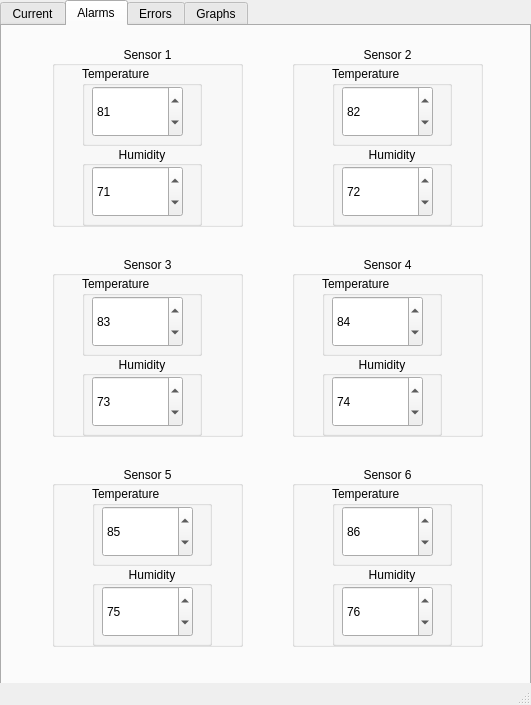
First picture: the form in Complex_UI.ui, repository mfruge9214/EID-temp-sensors-cloud-services, before the edit.
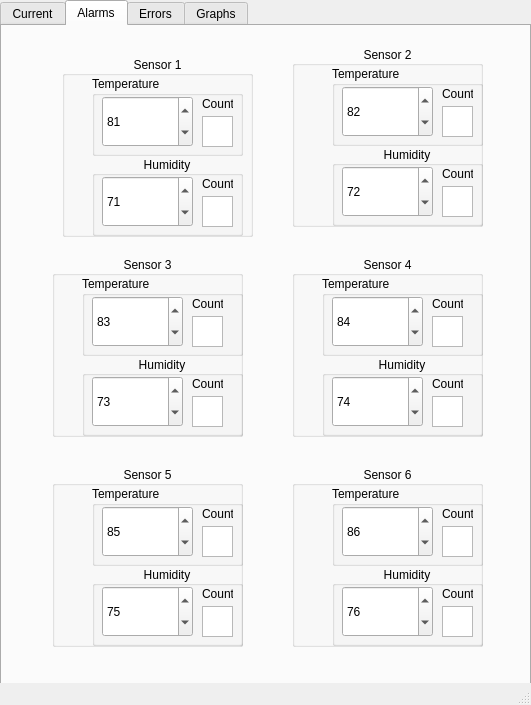
Second picture: the form after the edit. The open tabs and pages were chosen to show the change. Custom widgets are drawn as their Qt base class.

Commit message: - Added alarm and error output updating

```diff
--- a/Complex_UI.ui
+++ b/Complex_UI.ui
@@ -307,7 +307,7 @@
         <rect>
          <x>40</x>
          <y>20</y>
-         <width>120</width>
+         <width>151</width>
          <height>80</height>
         </rect>
        </property>
@@ -327,13 +327,36 @@
          <number>85</number>
         </property>
        </widget>
+       <widget class="QLabel" name="label_5">
+        <property name="geometry">
+         <rect>
+          <x>110</x>
+          <y>20</y>
+          <width>31</width>
+          <height>16</height>
+         </rect>
+        </property>
+        <property name="text">
+         <string>Count</string>
+        </property>
+       </widget>
+       <widget class="QTextBrowser" name="s5_Talarm_cnt_out">
+        <property name="geometry">
+         <rect>
+          <x>110</x>
+          <y>40</y>
+          <width>31</width>
+          <height>31</height>
+         </rect>
+        </property>
+       </widget>
       </widget>
       <widget class="QGroupBox" name="groupBox_21">
        <property name="geometry">
         <rect>
          <x>40</x>
          <y>100</y>
-         <width>120</width>
+         <width>151</width>
          <height>80</height>
         </rect>
        </property>
@@ -356,13 +379,36 @@
          <number>75</number>
         </property>
        </widget>
+       <widget class="QTextBrowser" name="s5_Halarm_cnt_out">
+        <property name="geometry">
+         <rect>
+          <x>110</x>
+          <y>40</y>
+          <width>31</width>
+          <height>31</height>
+         </rect>
+        </property>
+       </widget>
+       <widget class="QLabel" name="label_8">
+        <property name="geometry">
+         <rect>
+          <x>110</x>
+          <y>20</y>
+          <width>31</width>
+          <height>16</height>
+         </rect>
+        </property>
+        <property name="text">
+         <string>Count</string>
+        </property>
+       </widget>
       </widget>
      </widget>
      <widget class="QGroupBox" name="groupBox_13">
       <property name="geometry">
        <rect>
-        <x>50</x>
-        <y>20</y>
+        <x>60</x>
+        <y>30</y>
         <width>191</width>
         <height>181</height>
        </rect>
@@ -381,7 +427,7 @@
         <rect>
          <x>30</x>
          <y>20</y>
-         <width>120</width>
+         <width>151</width>
          <height>80</height>
         </rect>
        </property>
@@ -401,13 +447,36 @@
          <number>81</number>
         </property>
        </widget>
+       <widget class="QTextBrowser" name="s1_Talarm_cnt_out">
+        <property name="geometry">
+         <rect>
+          <x>110</x>
+          <y>40</y>
+          <width>31</width>
+          <height>31</height>
+         </rect>
+        </property>
+       </widget>
+       <widget class="QLabel" name="label">
+        <property name="geometry">
+         <rect>
+          <x>110</x>
+          <y>20</y>
+          <width>31</width>
+          <height>16</height>
+         </rect>
+        </property>
+        <property name="text">
+         <string>Count</string>
+        </property>
+       </widget>
       </widget>
       <widget class="QGroupBox" name="gb_98">
        <property name="geometry">
         <rect>
          <x>30</x>
          <y>100</y>
-         <width>120</width>
+         <width>151</width>
          <height>80</height>
         </rect>
        </property>
@@ -430,6 +499,29 @@
          <number>71</number>
         </property>
        </widget>
+       <widget class="QLabel" name="label_2">
+        <property name="geometry">
+         <rect>
+          <x>110</x>
+          <y>20</y>
+          <width>31</width>
+          <height>16</height>
+         </rect>
+        </property>
+        <property name="text">
+         <string>Count</string>
+        </property>
+       </widget>
+       <widget class="QTextBrowser" name="s1_Halarm_cnt_out">
+        <property name="geometry">
+         <rect>
+          <x>110</x>
+          <y>40</y>
+          <width>31</width>
+          <height>31</height>
+         </rect>
+        </property>
+       </widget>
       </widget>
      </widget>
      <widget class="QGroupBox" name="groupBox_16">
@@ -452,7 +544,7 @@
         <rect>
          <x>40</x>
          <y>20</y>
-         <width>120</width>
+         <width>151</width>
          <height>80</height>
         </rect>
        </property>
@@ -472,13 +564,36 @@
          <number>82</number>
         </property>
        </widget>
+       <widget class="QTextBrowser" name="s2_Talarm_cnt_out">
+        <property name="geometry">
+         <rect>
+          <x>110</x>
+          <y>40</y>
+          <width>31</width>
+          <height>31</height>
+         </rect>
+        </property>
+       </widget>
+       <widget class="QLabel" name="label_14">
+        <property name="geometry">
+         <rect>
+          <x>110</x>
+          <y>20</y>
+          <width>31</width>
+          <height>16</height>
+         </rect>
+        </property>
+        <property name="text">
+         <string>Count</string>
+        </property>
+       </widget>
       </widget>
       <widget class="QGroupBox" name="groupBox_9">
        <property name="geometry">
         <rect>
          <x>40</x>
          <y>100</y>
-         <width>120</width>
+         <width>151</width>
          <height>80</height>
         </rect>
        </property>
@@ -501,6 +616,29 @@
          <number>72</number>
         </property>
        </widget>
+       <widget class="QTextBrowser" name="s2_Halarm_cnt_out">
+        <property name="geometry">
+         <rect>
+          <x>110</x>
+          <y>40</y>
+          <width>31</width>
+          <height>31</height>
+         </rect>
+        </property>
+       </widget>
+       <widget class="QLabel" name="label_13">
+        <property name="geometry">
+         <rect>
+          <x>110</x>
+          <y>20</y>
+          <width>31</width>
+          <height>16</height>
+         </rect>
+        </property>
+        <property name="text">
+         <string>Count</string>
+        </property>
+       </widget>
       </widget>
      </widget>
      <widget class="QGroupBox" name="groupBox_17">
@@ -523,7 +661,7 @@
         <rect>
          <x>30</x>
          <y>20</y>
-         <width>120</width>
+         <width>161</width>
          <height>80</height>
         </rect>
        </property>
@@ -543,13 +681,36 @@
          <number>83</number>
         </property>
        </widget>
+       <widget class="QLabel" name="label_6">
+        <property name="geometry">
+         <rect>
+          <x>110</x>
+          <y>20</y>
+          <width>31</width>
+          <height>16</height>
+         </rect>
+        </property>
+        <property name="text">
+         <string>Count</string>
+        </property>
+       </widget>
+       <widget class="QTextBrowser" name="s3_Talarm_cnt_out">
+        <property name="geometry">
+         <rect>
+          <x>110</x>
+          <y>40</y>
+          <width>31</width>
+          <height>31</height>
+         </rect>
+        </property>
+       </widget>
       </widget>
       <widget class="QGroupBox" name="groupBox_11">
        <property name="geometry">
         <rect>
          <x>30</x>
          <y>100</y>
-         <width>120</width>
+         <width>161</width>
          <height>80</height>
         </rect>
        </property>
@@ -572,6 +733,29 @@
          <number>73</number>
         </property>
        </widget>
+       <widget class="QLabel" name="label_7">
+        <property name="geometry">
+         <rect>
+          <x>110</x>
+          <y>20</y>
+          <width>31</width>
+          <height>16</height>
+         </rect>
+        </property>
+        <property name="text">
+         <string>Count</string>
+        </property>
+       </widget>
+       <widget class="QTextBrowser" name="s3_Halarm_cnt_out">
+        <property name="geometry">
+         <rect>
+          <x>110</x>
+          <y>40</y>
+          <width>31</width>
+          <height>31</height>
+         </rect>
+        </property>
+       </widget>
       </widget>
      </widget>
      <widget class="QGroupBox" name="groupBox_14">
@@ -594,7 +778,7 @@
         <rect>
          <x>30</x>
          <y>20</y>
-         <width>120</width>
+         <width>161</width>
          <height>80</height>
         </rect>
        </property>
@@ -614,13 +798,36 @@
          <number>84</number>
         </property>
        </widget>
+       <widget class="QTextBrowser" name="s4_Talarm_cnt_out">
+        <property name="geometry">
+         <rect>
+          <x>110</x>
+          <y>40</y>
+          <width>31</width>
+          <height>31</height>
+         </rect>
+        </property>
+       </widget>
+       <widget class="QLabel" name="label_12">
+        <property name="geometry">
+         <rect>
+          <x>110</x>
+          <y>20</y>
+          <width>31</width>
+          <height>16</height>
+         </rect>
+        </property>
+        <property name="text">
+         <string>Count</string>
+        </property>
+       </widget>
       </widget>
       <widget class="QGroupBox" name="groupBox_19">
        <property name="geometry">
         <rect>
          <x>30</x>
          <y>100</y>
-         <width>120</width>
+         <width>161</width>
          <height>80</height>
         </rect>
        </property>
@@ -643,6 +850,29 @@
          <number>74</number>
         </property>
        </widget>
+       <widget class="QTextBrowser" name="s4_Halarm_cnt_out">
+        <property name="geometry">
+         <rect>
+          <x>110</x>
+          <y>40</y>
+          <width>31</width>
+          <height>31</height>
+         </rect>
+        </property>
+       </widget>
+       <widget class="QLabel" name="label_11">
+        <property name="geometry">
+         <rect>
+          <x>110</x>
+          <y>20</y>
+          <width>31</width>
+          <height>16</height>
+         </rect>
+        </property>
+        <property name="text">
+         <string>Count</string>
+        </property>
+       </widget>
       </widget>
      </widget>
      <widget class="QGroupBox" name="groupBox_15">
@@ -665,7 +895,7 @@
         <rect>
          <x>40</x>
          <y>20</y>
-         <width>120</width>
+         <width>151</width>
          <height>80</height>
         </rect>
        </property>
@@ -685,13 +915,36 @@
          <number>86</number>
         </property>
        </widget>
+       <widget class="QTextBrowser" name="s6_Talarm_cnt_out">
+        <property name="geometry">
+         <rect>
+          <x>110</x>
+          <y>40</y>
+          <width>31</width>
+          <height>31</height>
+         </rect>
+        </property>
+       </widget>
+       <widget class="QLabel" name="label_10">
+        <property name="geometry">
+         <rect>
+          <x>110</x>
+          <y>20</y>
+          <width>31</width>
+          <height>16</height>
+         </rect>
+        </property>
+        <property name="text">
+         <string>Count</string>
+        </property>
+       </widget>
       </widget>
       <widget class="QGroupBox" name="groupBox_23">
        <property name="geometry">
         <rect>
          <x>40</x>
          <y>100</y>
-         <width>120</width>
+         <width>151</width>
          <height>80</height>
         </rect>
        </property>
@@ -714,6 +967,29 @@
          <number>76</number>
         </property>
        </widget>
+       <widget class="QTextBrowser" name="s6_Halarm_cnt_out">
+        <property name="geometry">
+         <rect>
+          <x>110</x>
+          <y>40</y>
+          <width>31</width>
+          <height>31</height>
+         </rect>
+        </property>
+       </widget>
+       <widget class="QLabel" name="label_9">
+        <property name="geometry">
+         <rect>
+          <x>110</x>
+          <y>20</y>
+          <width>31</width>
+          <height>16</height>
+         </rect>
+        </property>
+        <property name="text">
+         <string>Count</string>
+        </property>
+       </widget>
       </widget>
      </widget>
     </widget>
```
Left out of the diff: 2 changed lines with no effect on the pictures. The commit also changes 2 other files.
